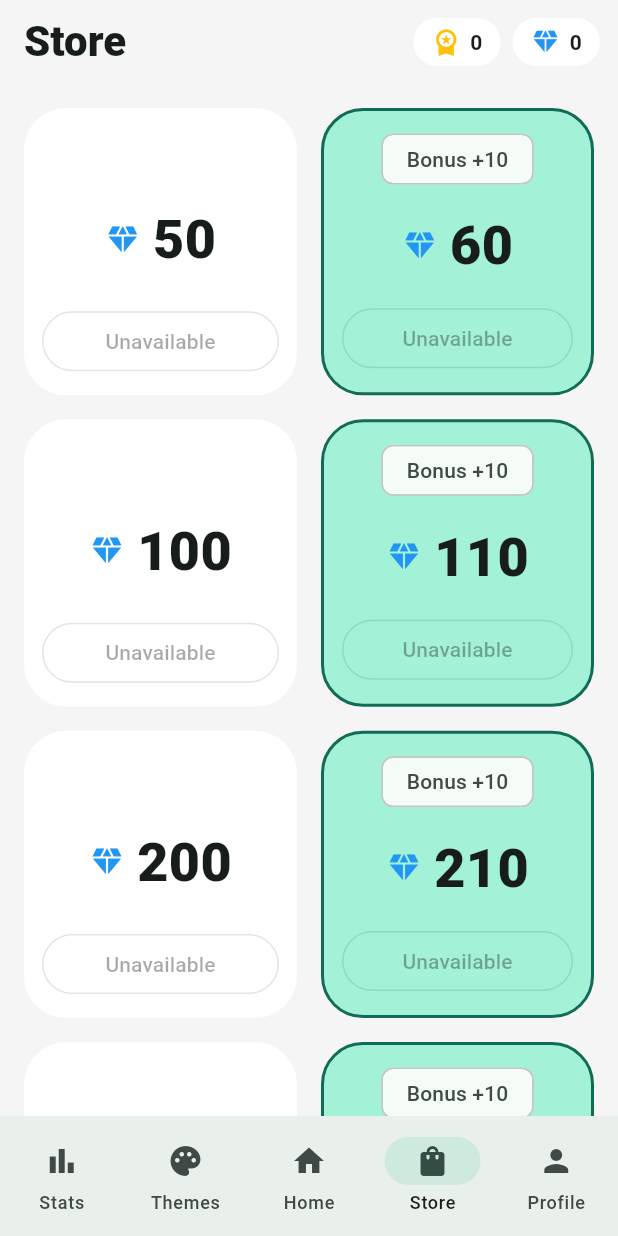
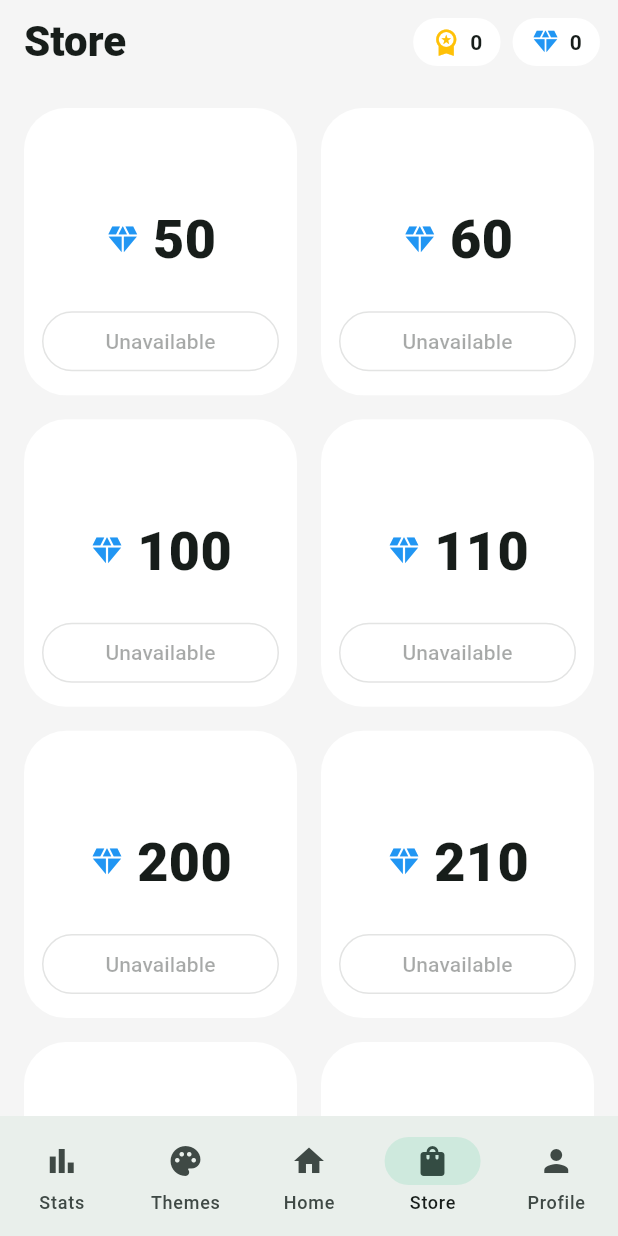
Before and after one commit to incomeweb3-tech/Teva, a Flutter app: the screen it shows after launch, item 4 of the bottom bar chosen, on a phone screen of 412 x 824 dp. Run offline on Flutter 3.47's test engine with Material 3 defaults, Android fonts, the phone set to English and light mode, and no system bars; our stand-ins replace in_app_purchase, shared_preferences.

Commit message:
Update store_screen.dart

```diff
--- a/lib/screens/store_screen.dart
+++ b/lib/screens/store_screen.dart
@@ -34,27 +34,16 @@ class StoreScreen extends StatelessWidget {
                   final id = ids[i];
                   final amount = kDiamondPackages[id]!;
                   final p = b.products[id];
-                  final bonus = amount % 100 == 10 || amount == 60;
                   return Container(
                     decoration: BoxDecoration(
-                      color: bonus ? c.primaryContainer : Colors.white,
+                      color: Colors.white,
                       borderRadius: BorderRadius.circular(28),
-                      border: bonus
-                          ? Border.all(color: c.primary, width: 2)
-                          : null,
                     ),
                     padding: const EdgeInsets.all(12),
                     child: Column(
                       mainAxisAlignment: MainAxisAlignment.spaceBetween,
                       children: [
-                        Align(
-                          alignment: Alignment.topCenter,
-                          child: bonus
-                              ? const Chip(
-                                  label: Text('Bonus +10'),
-                                  visualDensity: VisualDensity.compact)
-                              : const SizedBox(height: 32),
-                        ),
+                        const SizedBox(height: 32),
                         Row(
                           mainAxisAlignment: MainAxisAlignment.center,
                           children: [
```
